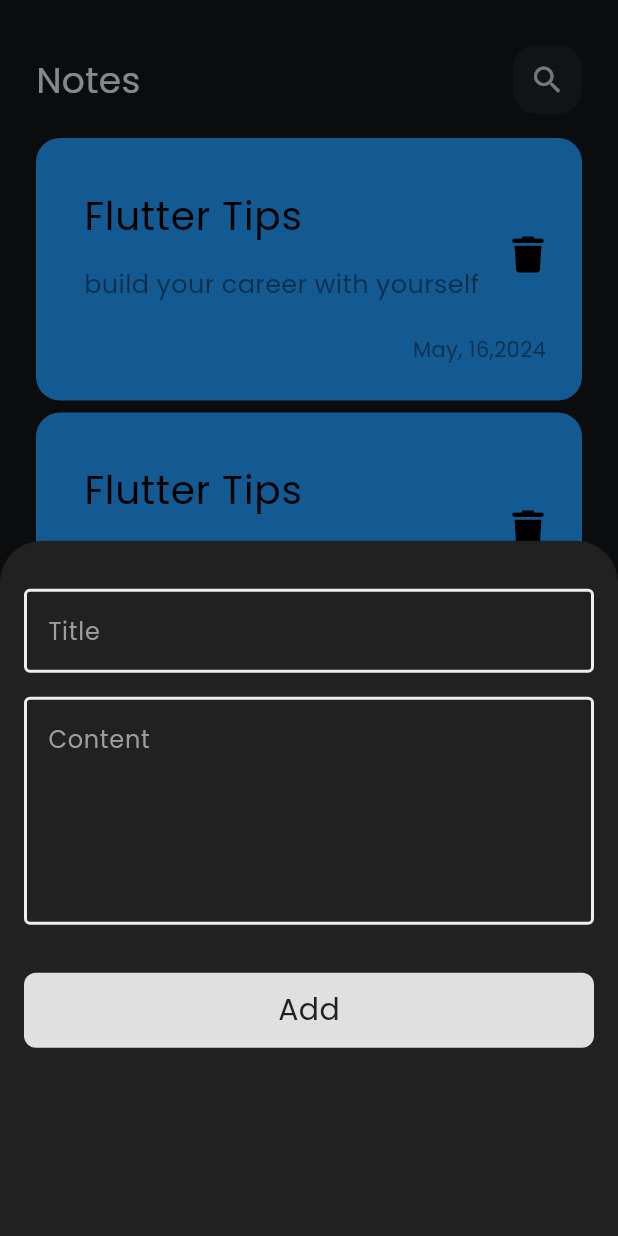
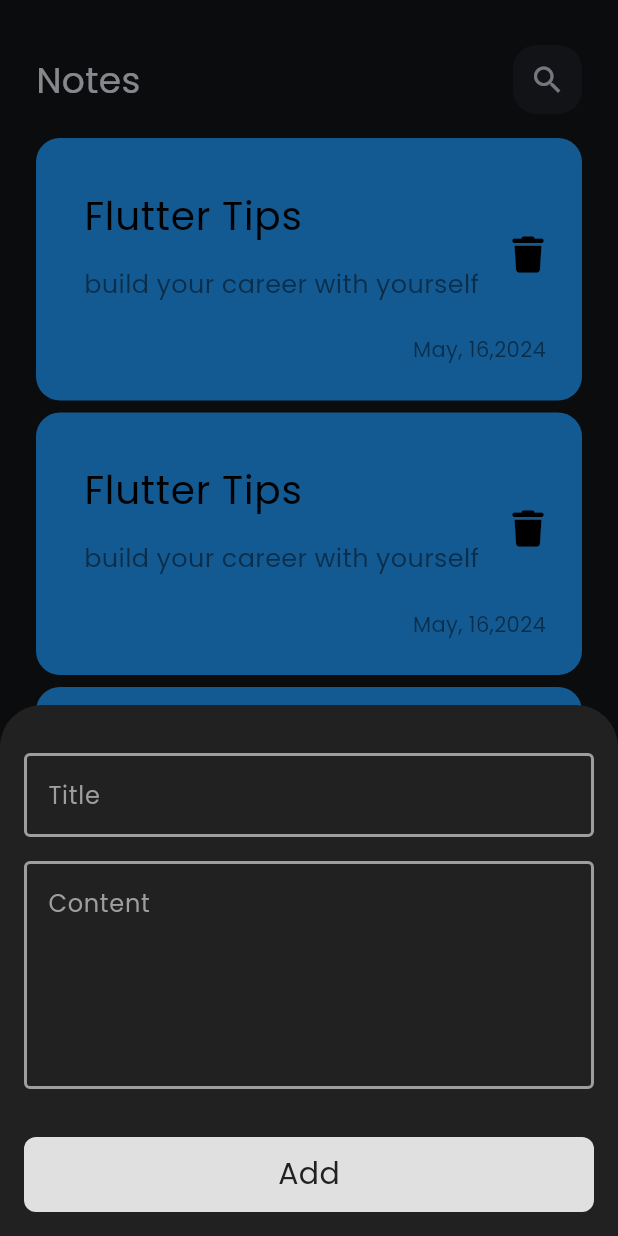
Before and after one commit to YasserMuhamed/notes_app, a Flutter app: the screen it shows after launch, after a tap on an icon or button, on a phone screen of 412 x 824 dp. Run offline on Flutter 3.47's test engine with Material 3 defaults, Android fonts, the phone set to English and light mode, and no system bars; our stand-ins replace bloc, flutter_bloc, font_awesome_flutter, hive, hive_flutter; accounts and stored records are empty.

Commit message:
fix keyboard errors and create notes_states

```diff
--- a/lib/views/notes_view.dart
+++ b/lib/views/notes_view.dart
@@ -13,6 +13,7 @@ class NotesView extends StatelessWidget {
       floatingActionButton: FloatingActionButton(
         onPressed: () {
           showModalBottomSheet(
+              isScrollControlled: true,
               backgroundColor: Colors.grey.shade900,
               barrierColor: Colors.black.withOpacity(.4),
               context: context,
--- a/lib/widgets/add_note_form.dart
+++ b/lib/widgets/add_note_form.dart
@@ -1,4 +1,5 @@
 import 'package:flutter/material.dart';
+import 'package:flutter/widgets.dart';
 import 'package:flutter_bloc/flutter_bloc.dart';
 import 'package:notes_app/cubits/add_name_cubit/add_note_cubit.dart';
 import 'package:notes_app/models/note_model.dart';
@@ -26,8 +27,11 @@ class _FormSheetCardState extends State<FormSheetCard> {
       key: key,
       autovalidateMode: autovalidateMode,
       child: Container(
-        padding: const EdgeInsets.symmetric(horizontal: 16),
-        child: ListView(children: [
+        padding: EdgeInsets.only(
+            left: 16,
+            right: 16,
+            bottom: MediaQuery.of(context).viewInsets.bottom),
+        child: Column(mainAxisSize: MainAxisSize.min, children: [
           const SizedBox(
             height: 32,
           ),
@@ -86,6 +90,9 @@ class _FormSheetCardState extends State<FormSheetCard> {
                 },
               );
             },
+          ),
+          SizedBox(
+            height: 16,
           )
         ]),
       ),
--- a/lib/widgets/custom_text_form_field.dart
+++ b/lib/widgets/custom_text_form_field.dart
@@ -50,7 +50,7 @@ class CustomTextFormField extends StatelessWidget {
           focusedBorder: const OutlineInputBorder(
               borderSide: BorderSide(width: 2, color: Colors.white)),
           enabledBorder: OutlineInputBorder(
-            borderSide: BorderSide(width: 2, color: Colors.grey.shade200),
+            borderSide: BorderSide(width: 2, color: Colors.grey.shade500),
           ),
           // ignore: prefer_const_constructors
           errorBorder: OutlineInputBorder(
--- a/lib/widgets/item_list_builder.dart
+++ b/lib/widgets/item_list_builder.dart
@@ -1,8 +1,8 @@
 import 'package:flutter/material.dart';
 import 'package:notes_app/widgets/custom_note_item.dart';
 
-class ItemListView extends StatelessWidget {
-  const ItemListView({super.key});
+class ItemListBuilder extends StatelessWidget {
+  const ItemListBuilder({super.key});
 
   @override
   Widget build(BuildContext context) {
--- a/lib/widgets/notes_view_body.dart
+++ b/lib/widgets/notes_view_body.dart
@@ -21,7 +21,7 @@ class NotesViewBody extends StatelessWidget {
             iconData: Icons.search,
             onTapIcon: () {},
           ),
-          const Expanded(child: ItemListView())
+          const Expanded(child: ItemListBuilder())
         ],
       ),
     );
```
Also changed, not shown: lib/cubits/notes_cubit/notes_cubit.dart (added, +8 -0 lines), lib/cubits/notes_cubit/notes_state.dart (added, +12 -0 lines).
